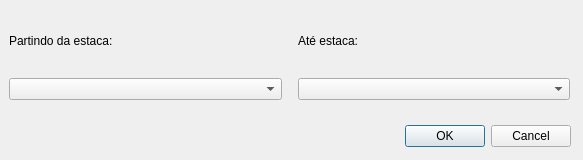
This is app/view/ui/applyTransDiag.ui in matheusfillipe/Topografia as Qt 5 draws it before an edit. The edited form follows.
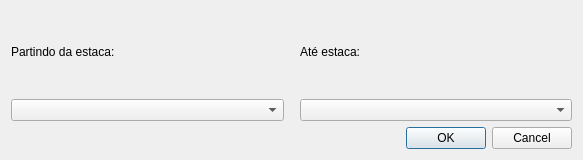
This is the edited form.

Commit message: Criar Traçado Horizontal - Gerar traçado shapefile

What changed in the file:
```diff
--- a/app/view/ui/applyTransDiag.ui
+++ b/app/view/ui/applyTransDiag.ui
@@ -13,31 +13,8 @@
   <property name="windowTitle">
    <string>Aplicar sessão tipo</string>
   </property>
-  <widget class="QDialogButtonBox" name="buttonBox">
-   <property name="geometry">
-    <rect>
-     <x>230</x>
-     <y>120</y>
-     <width>341</width>
-     <height>32</height>
-    </rect>
-   </property>
-   <property name="orientation">
-    <enum>Qt::Horizontal</enum>
-   </property>
-   <property name="standardButtons">
-    <set>QDialogButtonBox::Cancel|QDialogButtonBox::Ok</set>
-   </property>
-  </widget>
-  <widget class="QWidget" name="horizontalLayoutWidget">
-   <property name="geometry">
-    <rect>
-     <x>9</x>
-     <y>9</y>
-     <width>561</width>
-     <height>91</height>
-    </rect>
-   </property>
+  <layout class="QGridLayout" name="gridLayout">
+   <item row="0" column="0">
    <layout class="QHBoxLayout" name="horizontalLayout">
     <item>
      <layout class="QVBoxLayout" name="verticalLayout_2">
@@ -84,7 +61,18 @@
      </layout>
     </item>
    </layout>
-  </widget>
+   </item>
+   <item row="1" column="0">
+    <widget class="QDialogButtonBox" name="buttonBox">
+     <property name="orientation">
+      <enum>Qt::Horizontal</enum>
+     </property>
+     <property name="standardButtons">
+      <set>QDialogButtonBox::Cancel|QDialogButtonBox::Ok</set>
+     </property>
+    </widget>
+   </item>
+  </layout>
  </widget>
  <resources/>
  <connections>
```
Lines whose indentation alone changed are shown as unchanged. The commit also changes 53 other files.
